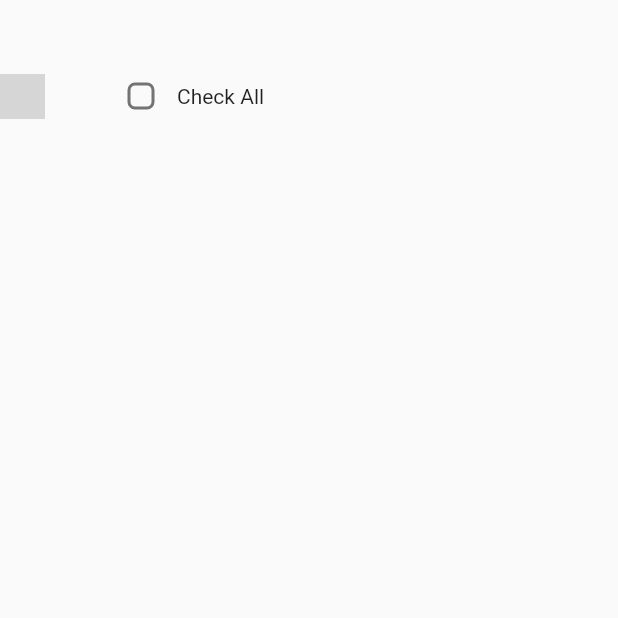
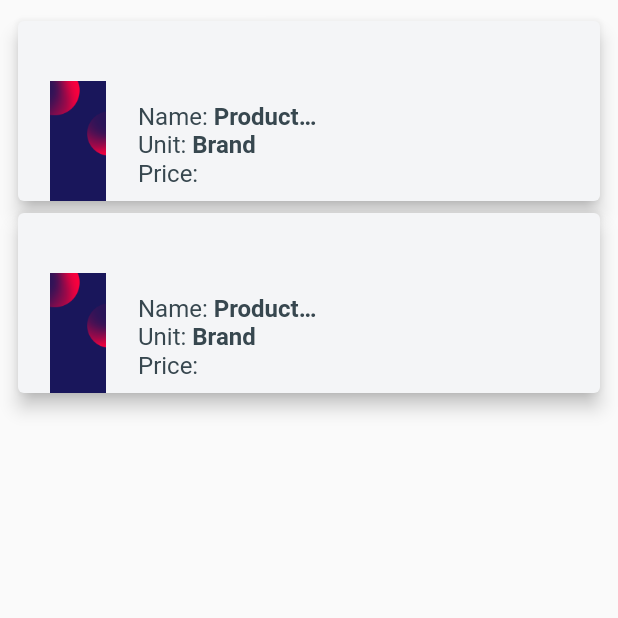
Before and after one commit to Nick-Theodosiou/shoppy, a Flutter app: the ListScreen screen opened directly, on a phone screen of 412 x 824 dp, the top half of it. Run offline on Flutter 3.47's test engine with Material 2 defaults, Android fonts, the phone set to English and light mode, and no system bars; our stand-ins replace flutter_keyboard_visibility; missing offline and left inert: mysql1; key blocks and very long unbroken strings in the code were emptied for the run; grey boxes are pictures that could not be loaded.

Commit message:
ListView builder

```diff
--- a/lib/screens/ListScreen.dart
+++ b/lib/screens/ListScreen.dart
@@ -1,4 +1,5 @@
 import 'package:flutter/material.dart';
+import 'package:shoppy/styles/colors.dart';
 
 class ListScreen extends StatefulWidget {
   @override
@@ -13,35 +14,112 @@ class _ListScreenState extends State<ListScreen> {
 
   Widget build(BuildContext context) {
     return Scaffold(
-      body: Column(
-        children: [
-          Padding(
-            padding: const EdgeInsets.only(top: 40),
-            child: Row(
-              children: [
-                Image.network(
-                  imgURL,
-                  height: 30,
-                  alignment: Alignment.topLeft,
-                ),
-                Padding(
-                  padding: const EdgeInsets.only(left: 40),
-                  child: Checkbox(
-                    shape: RoundedRectangleBorder(
-                        borderRadius: BorderRadius.all(Radius.circular(5.0))),
-                    value: isChecked,
-                    onChanged: (v) {
-                      setState(() {
-                        isChecked = v!;
-                      });
-                    },
+      body: ListView.builder(
+        padding: const EdgeInsets.symmetric(vertical: 10.0, horizontal: 8.0),
+        shrinkWrap: true,
+        //itemCount: products.length,
+        itemCount: 2,
+        itemBuilder: (BuildContext context, int index) {
+          return Card(
+            color: ShoppyColors.gray,
+            elevation: 5.0,
+            child: Padding(
+              padding: EdgeInsets.only(top: 40),
+              child: Row(
+                children: [
+                  Image(
+                      height: 80,
+                      width: 80,
+                      image: AssetImage("asset/images/background_1.png")
+                      //  image: AssetImage(products[index].image.toString()),
+                      ),
+                  SizedBox(
+                    width: 130,
+                    child: Column(
+                      crossAxisAlignment: CrossAxisAlignment.start,
+                      children: [
+                        SizedBox(
+                          height: 5.0,
+                        ),
+                        RichText(
+                          overflow: TextOverflow.ellipsis,
+                          maxLines: 1,
+                          text: TextSpan(
+                              text: 'Name: ',
+                              style: TextStyle(
+                                  color: Colors.blueGrey.shade800,
+                                  fontSize: 16.0),
+                              children: [
+                                TextSpan(
+                                    text: 'ProductName\n',
+                                    style: const TextStyle(
+                                        fontWeight: FontWeight.bold)),
+                              ]),
+                        ),
+                        RichText(
+                          maxLines: 1,
+                          text: TextSpan(
+                              text: 'Unit: ',
+                              style: TextStyle(
+                                  color: Colors.blueGrey.shade800,
+                                  fontSize: 16.0),
+                              children: [
+                                TextSpan(
+                                    text: 'Brand\n',
+                                    style: const TextStyle(
+                                        fontWeight: FontWeight.bold)),
+                              ]),
+                        ),
+                        RichText(
+                          maxLines: 1,
+                          text: TextSpan(
+                              text: 'Price: ' r"$",
+                              style: TextStyle(
+                                  color: Colors.blueGrey.shade800,
+                                  fontSize: 16.0),
+                              children: [
+                                TextSpan(
+                                    text: 'ProductPrice\n',
+                                    style: const TextStyle(
+                                        fontWeight: FontWeight.bold)),
+                              ]),
+                        ),
+                      ],
+                    ),
                   ),
-                ),
-                const Text("Check All")
-              ],
+                ],
+              ),
             ),
-          )
-        ],
+          );
+        },
+        // children: [
+        //   Padding(
+        //     padding: const EdgeInsets.only(top: 40),
+        //     child: Row(
+        //       children: [
+        //         Image.network(
+        //           imgURL,
+        //           height: 30,
+        //           alignment: Alignment.topLeft,
+        //         ),
+        //         Padding(
+        //           padding: const EdgeInsets.only(left: 40),
+        //           child: Checkbox(
+        //             shape: RoundedRectangleBorder(
+        //                 borderRadius: BorderRadius.all(Radius.circular(5.0))),
+        //             value: isChecked,
+        //             onChanged: (v) {
+        //               setState(() {
+        //                 isChecked = v!;
+        //               });
+        //             },
+        //           ),
+        //         ),
+        //         const Text("Check All")
+        //       ],
+        //     ),
+        //   )
+        // ],
       ),
     );
   }
```
